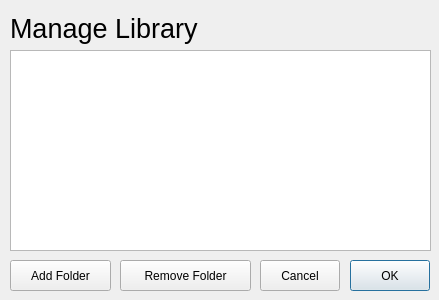
This is managelibrary.ui in theCheeseboard/thephoto as Qt 5 draws it before an edit. The edited form follows.
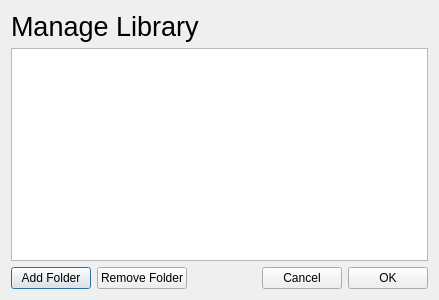
This is the edited form. Icons and pictures are not drawn.

What changed in the file:
```diff
--- a/managelibrary.ui
+++ b/managelibrary.ui
@@ -13,15 +13,9 @@
   <property name="windowTitle">
    <string>Dialog</string>
   </property>
+  <layout class="QVBoxLayout" name="verticalLayout">
+   <item>
   <widget class="QLabel" name="label_5">
-   <property name="geometry">
-    <rect>
-     <x>10</x>
-     <y>10</y>
-     <width>341</width>
-     <height>37</height>
-    </rect>
-   </property>
    <property name="font">
     <font>
      <pointsize>20</pointsize>
@@ -31,76 +25,29 @@
     <string>Manage Library</string>
    </property>
   </widget>
+   </item>
+   <item>
   <widget class="QListWidget" name="listWidget">
-   <property name="geometry">
-    <rect>
-     <x>10</x>
-     <y>50</y>
-     <width>421</width>
-     <height>201</height>
-    </rect>
-   </property>
    <property name="selectionMode">
     <enum>QAbstractItemView::MultiSelection</enum>
    </property>
   </widget>
-  <widget class="QPushButton" name="pushButton">
-   <property name="geometry">
-    <rect>
-     <x>350</x>
-     <y>260</y>
-     <width>80</width>
-     <height>31</height>
-    </rect>
-   </property>
-   <property name="text">
-    <string>OK</string>
-   </property>
-   <property name="icon">
-    <iconset theme="dialog-ok"/>
-   </property>
-  </widget>
-  <widget class="QPushButton" name="pushButton_2">
-   <property name="geometry">
-    <rect>
-     <x>260</x>
-     <y>260</y>
-     <width>80</width>
-     <height>31</height>
-    </rect>
-   </property>
-   <property name="text">
-    <string>Cancel</string>
-   </property>
-   <property name="icon">
-    <iconset theme="dialog-cancel"/>
-   </property>
-  </widget>
+   </item>
+   <item>
+    <layout class="QHBoxLayout" name="horizontalLayout">
+     <item>
   <widget class="QPushButton" name="pushButton_3">
-   <property name="geometry">
-    <rect>
-     <x>10</x>
-     <y>260</y>
-     <width>101</width>
-     <height>31</height>
-    </rect>
-   </property>
    <property name="text">
     <string>Add Folder</string>
    </property>
    <property name="icon">
-    <iconset theme="folder-add"/>
-   </property>
-  </widget>
+        <iconset theme="folder-add">
+         <normaloff>.</normaloff>.</iconset>
+       </property>
+      </widget>
+     </item>
+     <item>
   <widget class="QPushButton" name="pushButton_4">
-   <property name="geometry">
-    <rect>
-     <x>120</x>
-     <y>260</y>
-     <width>131</width>
-     <height>31</height>
-    </rect>
-   </property>
    <property name="text">
     <string>Remove Folder</string>
    </property>
@@ -109,6 +56,45 @@
      <normaloff>.</normaloff>.</iconset>
    </property>
   </widget>
+     </item>
+     <item>
+      <spacer name="horizontalSpacer">
+       <property name="orientation">
+        <enum>Qt::Horizontal</enum>
+       </property>
+       <property name="sizeHint" stdset="0">
+        <size>
+         <width>40</width>
+         <height>20</height>
+        </size>
+       </property>
+      </spacer>
+     </item>
+     <item>
+      <widget class="QPushButton" name="pushButton_2">
+       <property name="text">
+        <string>Cancel</string>
+       </property>
+       <property name="icon">
+        <iconset theme="dialog-cancel">
+         <normaloff>.</normaloff>.</iconset>
+       </property>
+      </widget>
+     </item>
+     <item>
+      <widget class="QPushButton" name="pushButton">
+       <property name="text">
+        <string>OK</string>
+       </property>
+       <property name="icon">
+        <iconset theme="dialog-ok">
+         <normaloff>.</normaloff>.</iconset>
+       </property>
+      </widget>
+     </item>
+    </layout>
+   </item>
+  </layout>
  </widget>
  <resources/>
  <connections/>
```
Lines whose indentation alone changed are shown as unchanged.
